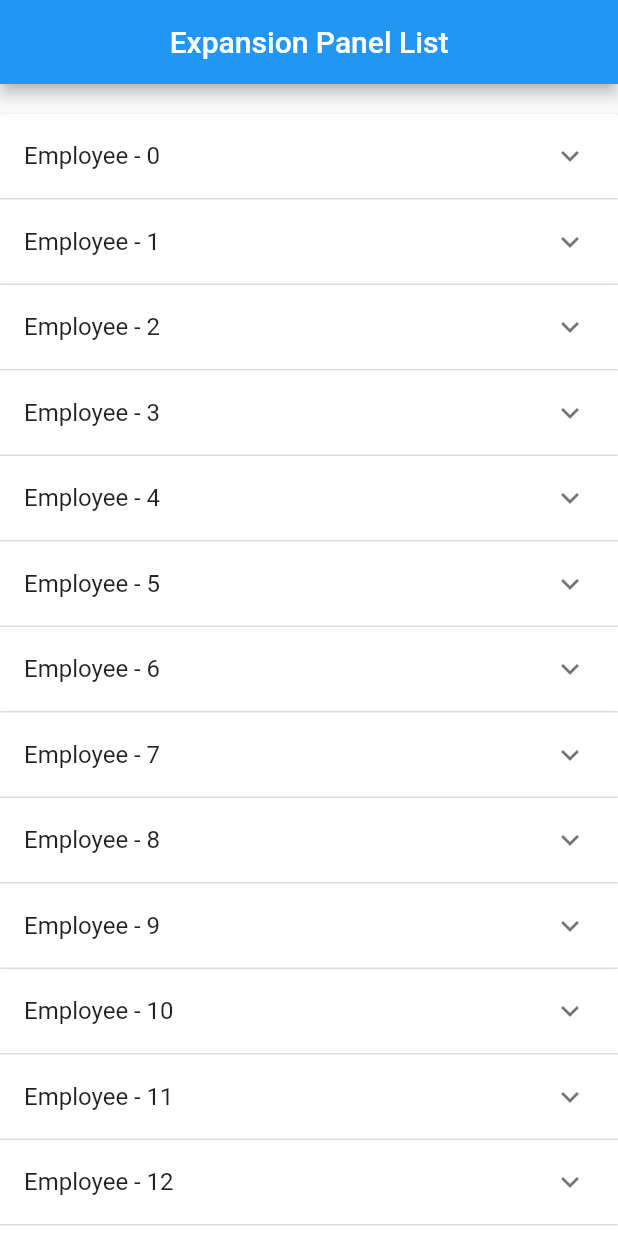
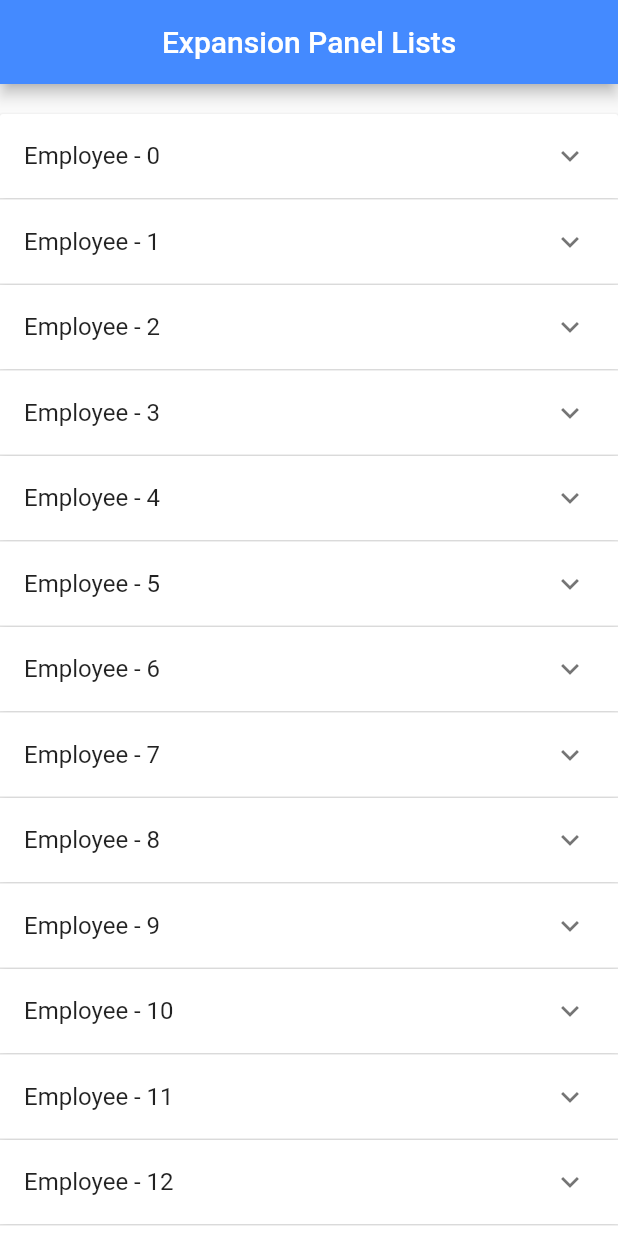
Before and after one commit to AkshayLadwa/flutter_expansion_list_getx, a Flutter app: the screen it shows after launch, on a phone screen of 412 x 824 dp. Run offline on Flutter 3.47's test engine with Material 2 defaults, Android fonts, the phone set to English and light mode, and no system bars; our stand-ins replace get.

Commit message:
home screen changes

```diff
--- a/lib/app/modules/home/views/home_view.dart
+++ b/lib/app/modules/home/views/home_view.dart
@@ -12,8 +12,9 @@ class HomeView extends GetView<HomeController> {
   Widget build(BuildContext context) {
     return Scaffold(
       appBar: AppBar(
-        title: Text('Expansion Panel List'),
+        title: Text('Expansion Panel Lists'),
         centerTitle: true,
+        backgroundColor: Colors.blueAccent,
       ),
       body: SingleChildScrollView(
         child: Container(
```
